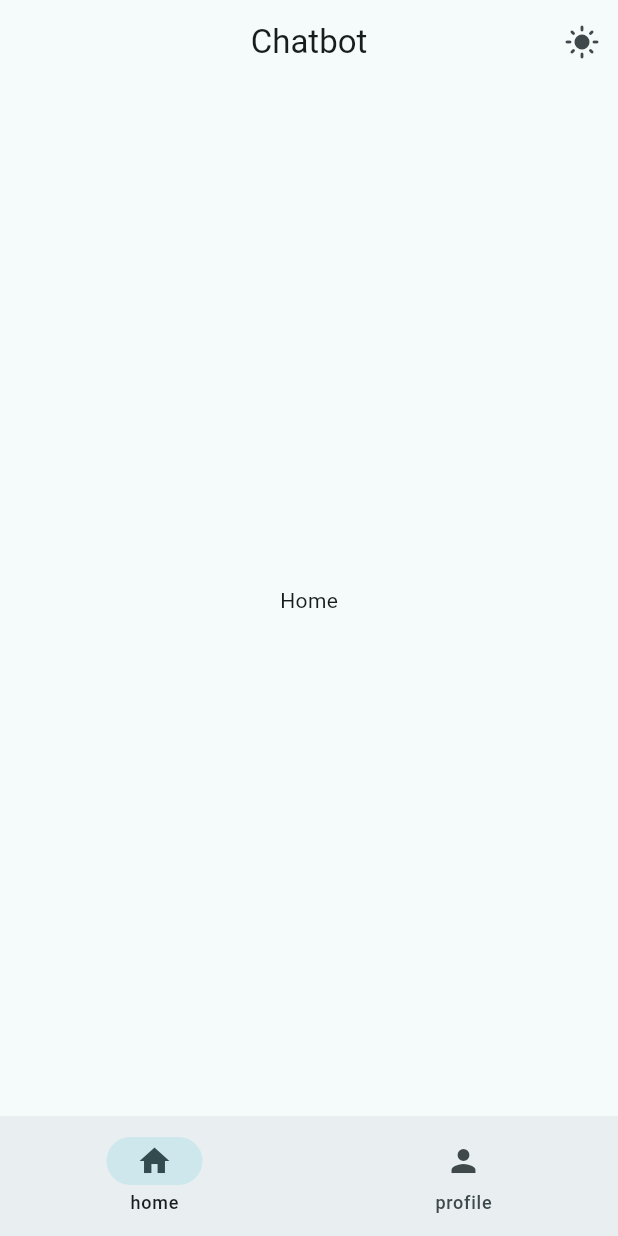
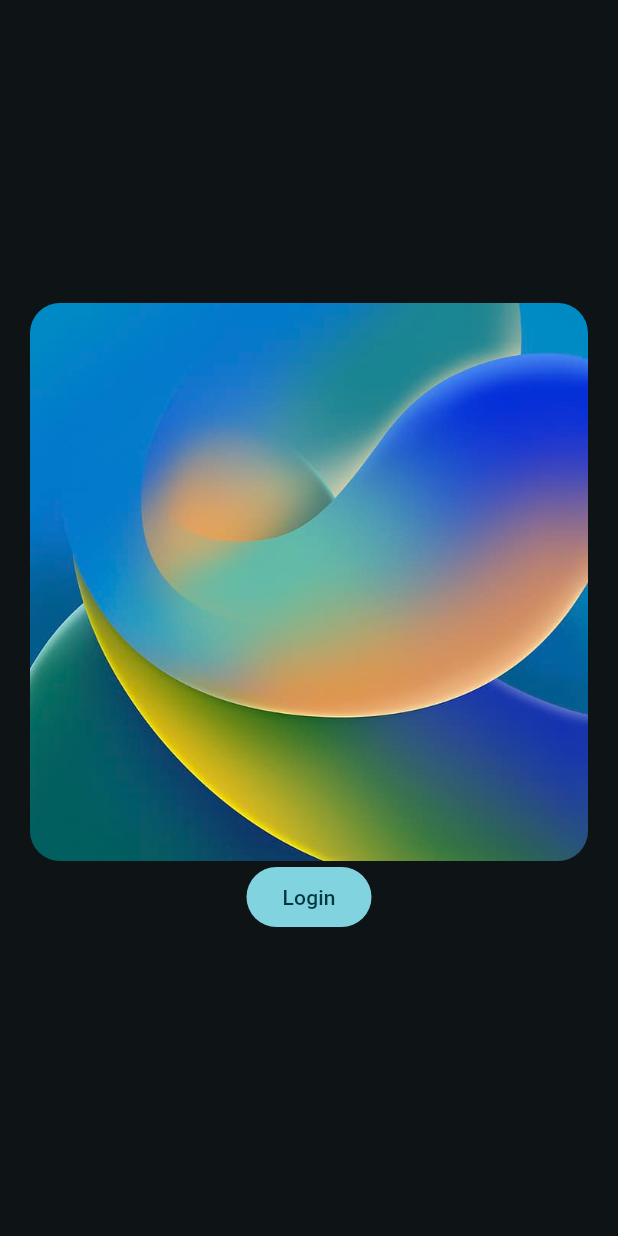
Before and after one commit to NgocNguyen1103/Flutter_basic, a Flutter app: the screen it shows after launch, on a phone screen of 412 x 824 dp. Run offline on Flutter 3.47's test engine with Material 3 defaults, Android fonts, the phone set to English and light mode, and no system bars.

Commit message:
Alert, Navigator, ClipRRect, Hero

```diff
--- a/lib/data/notifiers.dart
+++ b/lib/data/notifiers.dart
@@ -4,4 +4,4 @@
 import 'package:flutter/material.dart';
 
 ValueNotifier<int> selectedPageNotifier = ValueNotifier(0);
-ValueNotifier<bool> isDarkMode = ValueNotifier(false);
+ValueNotifier<bool> isDarkMode = ValueNotifier(true);
--- a/lib/main.dart
+++ b/lib/main.dart
@@ -1,5 +1,6 @@
 import 'package:flutter/material.dart';
 import 'package:flutter_one/data/notifiers.dart';
+import 'package:flutter_one/views/pages/welcome_page.dart';
 import './views/widgets//navbar_widget.dart';
 import 'package:flutter_one/views/widget_tree.dart';
 
@@ -30,7 +31,7 @@ class _MyAppState extends State<MyApp> {
               brightness: isDark ? Brightness.dark : Brightness.light,
             ),
           ),
-          home: WidgetTree(),
+          home: WelcomePage()
         );
       },
     );
--- a/lib/views/pages/home_page.dart
+++ b/lib/views/pages/home_page.dart
@@ -1,9 +1,14 @@
 import 'package:flutter/material.dart';
+import 'package:flutter_one/views/widgets/hero_widget.dart';
+
 class HomePage extends StatelessWidget {
   const HomePage({super.key});
 
   @override
   Widget build(BuildContext context) {
-    return Center(child: Text("Home"));
+    return Padding(
+      padding: EdgeInsets.all(20.0),
+      child: Column(children: [HeroWidget()]),
+    );
   }
 }
--- /dev/null
+++ b/lib/views/pages/welcome_page.dart
@@ -0,0 +1,35 @@
+import 'package:flutter/material.dart';
+import 'package:flutter_one/views/widget_tree.dart';
+import 'package:flutter_one/views/widgets/hero_widget.dart';
+
+class WelcomePage extends StatelessWidget {
+  const WelcomePage({super.key});
+
+  @override
+  Widget build(BuildContext context) {
+    return Scaffold(
+      body: Padding(
+        padding: const EdgeInsets.all(20.0),
+        child: Column(
+          mainAxisAlignment: MainAxisAlignment.center,
+          children: [
+            HeroWidget(),
+            FilledButton(
+              onPressed: () {
+                Navigator.pushReplacement(
+                  context,
+                  MaterialPageRoute(
+                    builder: (context) {
+                      return WidgetTree();
+                    },
+                  ),
+                );
+              },
+              child: Text("Login"),
+            ),
+          ],
+        ),
+      ),
+    );
+  }
+}
--- /dev/null
+++ b/lib/views/widgets/hero_widget.dart
@@ -0,0 +1,16 @@
+import 'package:flutter/material.dart';
+
+class HeroWidget extends StatelessWidget {
+  const HeroWidget({super.key});
+
+  @override
+  Widget build(BuildContext context) {
+    return Hero(
+      tag: 'hero1',
+      child: ClipRRect(
+        borderRadius: BorderRadius.circular(20.0),
+        child: Image.asset('assets/images/ios.jpg'),
+      ),
+    );
+  }
+}
```
Also changed, not shown: lib/views/pages/profile_page.dart (+2 -63 lines), lib/views/pages/settings_page.dart (+111 -0 lines), lib/views/widget_tree.dart (+14 -0 lines).
